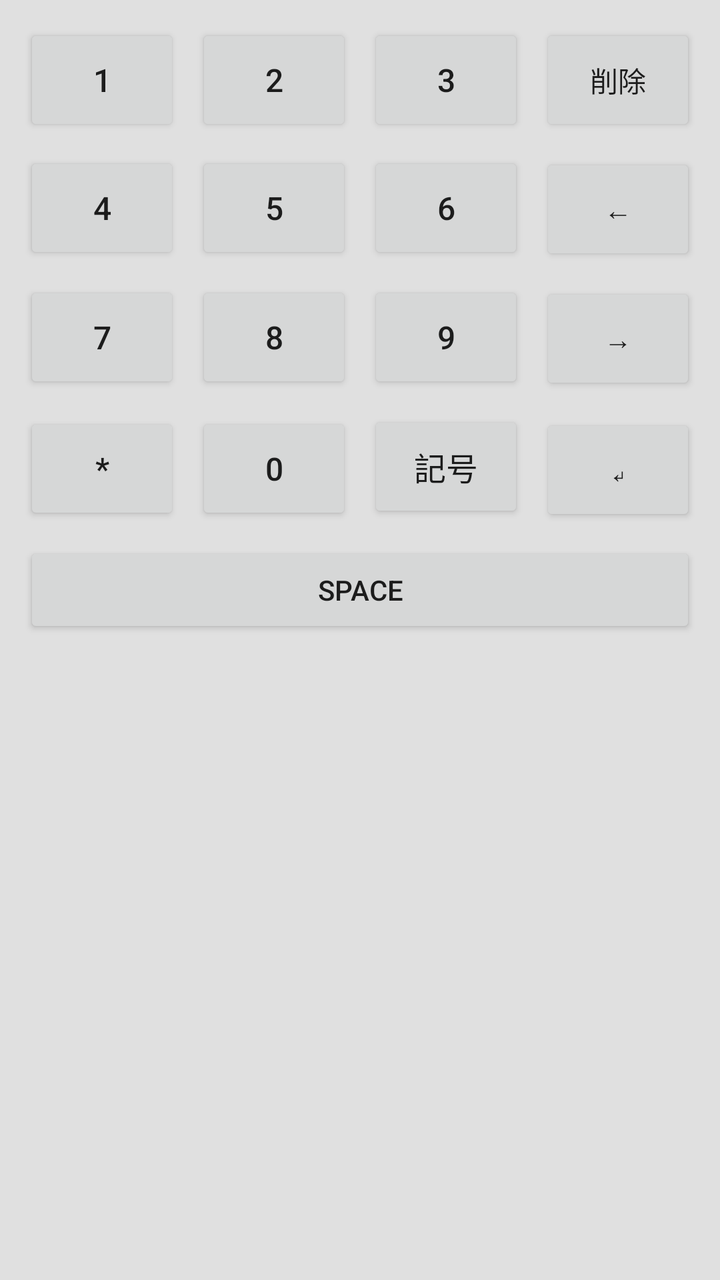
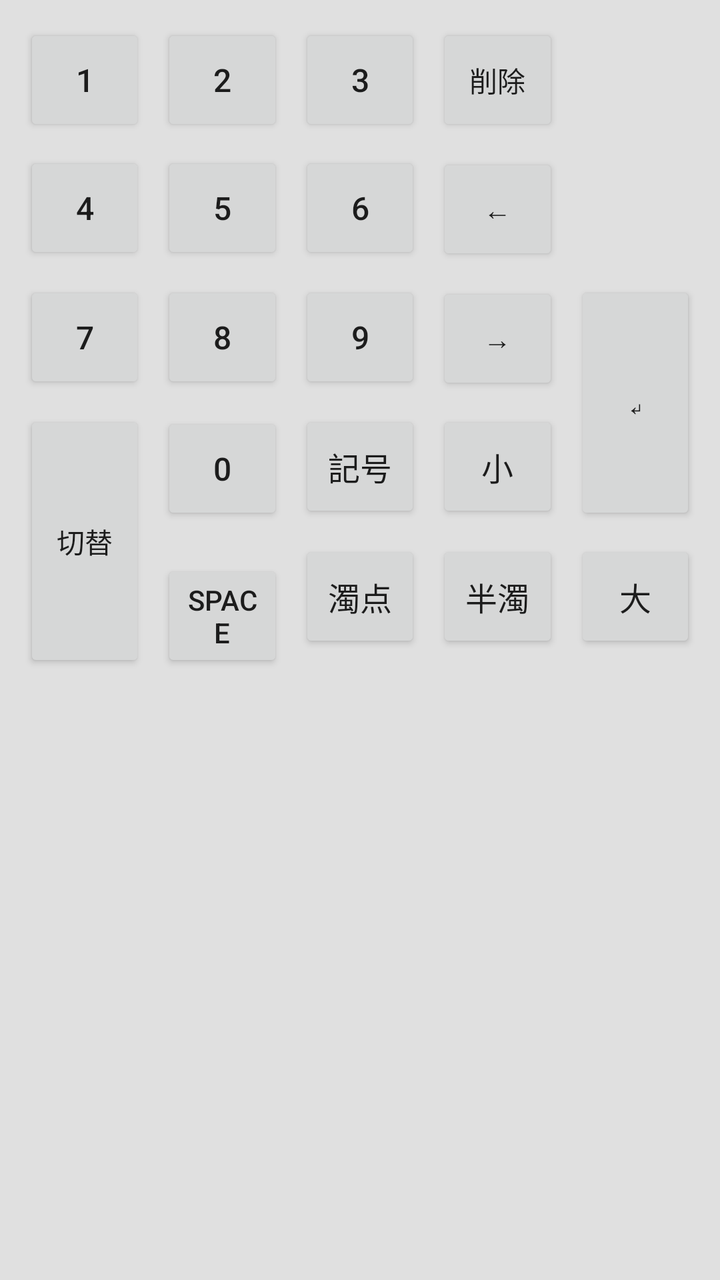

Compare the two renders of this Android layout. The source of the first and the diff that turns it into the second are given below.
<!-- AndroidManifest.xml: application theme Theme.TwoTouchKeyboard -->
<!-- res/layout/keyboard_view.xml -->
<?xml version="1.0" encoding="utf-8"?>
<LinearLayout xmlns:android="http://schemas.android.com/apk/res/android"
    android:layout_width="match_parent"
    android:layout_height="wrap_content"
    android:background="@color/keyboard_background"
    android:orientation="vertical"
    android:padding="8dp">

    <TextView
        android:id="@+id/conversion_hint"
        android:layout_width="match_parent"
        android:layout_height="wrap_content"
        android:layout_marginBottom="4dp"
        android:paddingHorizontal="8dp"
        android:textColor="@color/candidate_text"
        android:textSize="13sp"
        android:visibility="gone" />

    <HorizontalScrollView
        android:id="@+id/candidate_scroll"
        android:layout_width="match_parent"
        android:layout_height="48dp"
        android:layout_marginBottom="8dp"
        android:background="@color/candidate_bar_background"
        android:fillViewport="true"
        android:scrollbars="none"
        android:visibility="gone">

        <LinearLayout
            android:id="@+id/candidate_container"
            android:layout_width="wrap_content"
            android:layout_height="match_parent"
            android:gravity="center_vertical"
            android:orientation="horizontal" />

    </HorizontalScrollView>

    <ViewFlipper
        android:id="@+id/keyboard_flipper"
        android:layout_width="match_parent"
        android:layout_height="wrap_content"
        android:measureAllChildren="false">

        <GridLayout
            android:id="@+id/keyboard_grid"
            android:layout_width="match_parent"
            android:layout_height="wrap_content"
            android:columnCount="4"
            android:rowCount="5"
            android:useDefaultMargins="true">

            <Button
                android:id="@+id/key_1"
                style="@style/KeyboardKey"
                android:layout_column="0"
                android:layout_row="0"
                android:text="1" />

            <Button
                android:id="@+id/key_2"
                style="@style/KeyboardKey"
                android:layout_column="1"
                android:layout_row="0"
                android:text="2" />

            <Button
                android:id="@+id/key_3"
                style="@style/KeyboardKey"
                android:layout_column="2"
                android:layout_row="0"
                android:text="3" />

            <Button
                android:id="@+id/key_delete"
                style="@style/KeyboardFunctionKey"
                android:layout_column="3"
                android:layout_row="0"
                android:text="@string/key_delete" />

            <Button
                android:id="@+id/key_4"
                style="@style/KeyboardKey"
                android:layout_column="0"
                android:layout_row="1"
                android:text="4" />

            <Button
                android:id="@+id/key_5"
                style="@style/KeyboardKey"
                android:layout_column="1"
                android:layout_row="1"
                android:text="5" />

            <Button
                android:id="@+id/key_6"
                style="@style/KeyboardKey"
                android:layout_column="2"
                android:layout_row="1"
                android:text="6" />

            <Button
                android:id="@+id/key_cursor_left"
                style="@style/KeyboardFunctionKey"
                android:layout_column="3"
                android:layout_row="1"
                android:text="@string/key_cursor_left" />

            <Button
                android:id="@+id/key_7"
                style="@style/KeyboardKey"
                android:layout_column="0"
                android:layout_row="2"
                android:text="7" />

            <Button
                android:id="@+id/key_8"
                style="@style/KeyboardKey"
                android:layout_column="1"
                android:layout_row="2"
                android:text="8" />

            <Button
                android:id="@+id/key_9"
                style="@style/KeyboardKey"
                android:layout_column="2"
                android:layout_row="2"
                android:text="9" />

            <Button
                android:id="@+id/key_cursor_right"
                style="@style/KeyboardFunctionKey"
                android:layout_column="3"
                android:layout_row="2"
                android:text="@string/key_cursor_right" />

            <Button
                android:id="@+id/key_star"
                style="@style/KeyboardKey"
                android:layout_column="0"
                android:layout_row="3"
                android:text="*" />

            <Button
                android:id="@+id/key_0"
                style="@style/KeyboardKey"
                android:layout_column="1"
                android:layout_row="3"
                android:text="0" />

            <Button
                android:id="@+id/key_hash"
                style="@style/KeyboardKey"
                android:layout_column="2"
                android:layout_row="3"
                android:text="@string/key_symbols" />

            <Button
                android:id="@+id/key_enter"
                style="@style/KeyboardFunctionKey"
                android:layout_column="3"
                android:layout_row="3"
                android:text="@string/key_enter" />

            <Button
                android:id="@+id/key_space"
                style="@style/KeyboardSpaceKey"
                android:layout_column="0"
                android:layout_columnSpan="4"
                android:layout_row="4"
                android:text="@string/key_space" />

        </GridLayout>

        <include layout="@layout/keyboard_symbol_view" />

    </ViewFlipper>

</LinearLayout>
<!-- res/layout/keyboard_symbol_view.xml (included above) -->
<?xml version="1.0" encoding="utf-8"?>
<GridLayout xmlns:android="http://schemas.android.com/apk/res/android"
    android:id="@+id/symbol_keyboard_grid"
    android:layout_width="match_parent"
    android:layout_height="wrap_content"
    android:columnCount="4"
    android:rowCount="4"
    android:useDefaultMargins="true">

    <Button
        android:id="@+id/symbol_key_comma"
        style="@style/KeyboardKey"
        android:layout_column="0"
        android:layout_row="0"
        android:text="、" />

    <Button
        android:id="@+id/symbol_key_period"
        style="@style/KeyboardKey"
        android:layout_column="1"
        android:layout_row="0"
        android:text="。" />

    <Button
        android:id="@+id/symbol_key_exclamation"
        style="@style/KeyboardKey"
        android:layout_column="2"
        android:layout_row="0"
        android:text="！" />

    <Button
        android:id="@+id/symbol_key_question"
        style="@style/KeyboardKey"
        android:layout_column="3"
        android:layout_row="0"
        android:text="？" />

    <Button
        android:id="@+id/symbol_key_middle_dot"
        style="@style/KeyboardKey"
        android:layout_column="0"
        android:layout_row="1"
        android:text="・" />

    <Button
        android:id="@+id/symbol_key_at"
        style="@style/KeyboardKey"
        android:layout_column="1"
        android:layout_row="1"
        android:text="@" />

    <Button
        android:id="@+id/symbol_key_hash"
        style="@style/KeyboardKey"
        android:layout_column="2"
        android:layout_row="1"
        android:text="#" />

    <Button
        android:id="@+id/symbol_key_ampersand"
        style="@style/KeyboardKey"
        android:layout_column="3"
        android:layout_row="1"
        android:text="&amp;" />

    <Button
        android:id="@+id/symbol_key_asterisk"
        style="@style/KeyboardKey"
        android:layout_column="0"
        android:layout_row="2"
        android:text="*" />

    <Button
        android:id="@+id/symbol_key_hyphen"
        style="@style/KeyboardKey"
        android:layout_column="1"
        android:layout_row="2"
        android:text="-" />

    <Button
        android:id="@+id/symbol_key_underscore"
        style="@style/KeyboardKey"
        android:layout_column="2"
        android:layout_row="2"
        android:text="_" />

    <Button
        android:id="@+id/symbol_key_plus"
        style="@style/KeyboardKey"
        android:layout_column="3"
        android:layout_row="2"
        android:text="+" />

    <Button
        android:id="@+id/symbol_key_equals"
        style="@style/KeyboardKey"
        android:layout_column="0"
        android:layout_row="3"
        android:text="=" />

    <Button
        android:id="@+id/symbol_key_slash"
        style="@style/KeyboardKey"
        android:layout_column="1"
        android:layout_row="3"
        android:text="/" />

    <Button
        android:id="@+id/symbol_key_colon"
        style="@style/KeyboardKey"
        android:layout_column="2"
        android:layout_row="3"
        android:text=":" />

    <Button
        android:id="@+id/symbol_key_close"
        style="@style/KeyboardFunctionKey"
        android:layout_column="3"
        android:layout_row="3"
        android:text="@string/key_symbol_close" />

</GridLayout>
<!-- resources referenced by this layout -->
<resources>
  <color name="candidate_bar_background">#FFFFFF</color>
  <color name="candidate_text">#212121</color>
  <color name="keyboard_background">#E0E0E0</color>
  <string name="key_cursor_left">←</string>
  <string name="key_cursor_right">→</string>
  <string name="key_delete">削除</string>
  <string name="key_enter">↵</string>
  <string name="key_space">Space</string>
  <string name="key_symbol_close">閉じる</string>
  <string name="key_symbols">記号</string>
  <style name="KeyboardFunctionKey" parent="KeyboardKey">
          <item name="android:textSize">14sp</item>
      </style>
  <style name="KeyboardKey">
          <item name="android:layout_width">0dp</item>
          <item name="android:layout_height">56dp</item>
          <item name="android:layout_columnWeight">1</item>
          <item name="android:layout_gravity">fill_horizontal</item>
          <item name="android:textSize">16sp</item>
      </style>
  <style name="KeyboardSpaceKey" parent="KeyboardKey">
          <item name="android:layout_height">48dp</item>
          <item name="android:textSize">14sp</item>
      </style>
  <style name="Theme.TwoTouchKeyboard" parent="android:Theme.Material.Light.NoActionBar" />
</resources>

<!-- the commit's change to res/layout/keyboard_view.xml (unified diff, before → after) -->
@@ -45,7 +45,7 @@
             android:id="@+id/keyboard_grid"
             android:layout_width="match_parent"
             android:layout_height="wrap_content"
-            android:columnCount="4"
+            android:columnCount="5"
             android:rowCount="5"
             android:useDefaultMargins="true">
 
@@ -134,11 +134,20 @@
                 android:text="@string/key_cursor_right" />
 
             <Button
+                android:id="@+id/key_enter"
+                style="@style/KeyboardTallKey"
+                android:layout_column="4"
+                android:layout_row="2"
+                android:layout_rowSpan="2"
+                android:text="@string/key_enter" />
+
+            <Button
                 android:id="@+id/key_star"
-                style="@style/KeyboardKey"
+                style="@style/KeyboardTallKey"
                 android:layout_column="0"
                 android:layout_row="3"
-                android:text="*" />
+                android:layout_rowSpan="2"
+                android:text="@string/key_mode_switch" />
 
             <Button
                 android:id="@+id/key_0"
@@ -155,19 +164,39 @@
                 android:text="@string/key_symbols" />
 
             <Button
-                android:id="@+id/key_enter"
-                style="@style/KeyboardFunctionKey"
+                android:id="@+id/key_small_kana"
+                style="@style/KeyboardKey"
                 android:layout_column="3"
                 android:layout_row="3"
-                android:text="@string/key_enter" />
+                android:text="@string/key_small_kana" />
 
             <Button
                 android:id="@+id/key_space"
                 style="@style/KeyboardSpaceKey"
-                android:layout_column="0"
-                android:layout_columnSpan="4"
+                android:layout_column="1"
                 android:layout_row="4"
                 android:text="@string/key_space" />
+
+            <Button
+                android:id="@+id/key_dakuten"
+                style="@style/KeyboardKey"
+                android:layout_column="2"
+                android:layout_row="4"
+                android:text="@string/key_dakuten" />
+
+            <Button
+                android:id="@+id/key_handakuten"
+                style="@style/KeyboardKey"
+                android:layout_column="3"
+                android:layout_row="4"
+                android:text="@string/key_handakuten" />
+
+            <Button
+                android:id="@+id/key_uppercase_toggle"
+                style="@style/KeyboardKey"
+                android:layout_column="4"
+                android:layout_row="4"
+                android:text="@string/key_uppercase_toggle" />
 
         </GridLayout>
 
<!-- resource entries referenced after the edit -->
@@ -5,11 +5,16 @@
   <color name="keyboard_background">#E0E0E0</color>
   <string name="key_cursor_left">←</string>
   <string name="key_cursor_right">→</string>
+  <string name="key_dakuten">濁点</string>
   <string name="key_delete">削除</string>
   <string name="key_enter">↵</string>
+  <string name="key_handakuten">半濁</string>
+  <string name="key_mode_switch">切替</string>
+  <string name="key_small_kana">小</string>
   <string name="key_space">Space</string>
   <string name="key_symbol_close">閉じる</string>
   <string name="key_symbols">記号</string>
+  <string name="key_uppercase_toggle">大</string>
   <style name="KeyboardFunctionKey" parent="KeyboardKey">
           <item name="android:textSize">14sp</item>
       </style>
@@ -21,8 +26,12 @@
           <item name="android:textSize">16sp</item>
       </style>
   <style name="KeyboardSpaceKey" parent="KeyboardKey">
-          <item name="android:layout_height">48dp</item>
+          <item name="android:layout_height">56dp</item>
           <item name="android:textSize">14sp</item>
+      </style>
+  <style name="KeyboardTallKey" parent="KeyboardFunctionKey">
+          <item name="android:layout_height">118dp</item>
+          <item name="android:layout_gravity">fill</item>
       </style>
   <style name="Theme.TwoTouchKeyboard" parent="android:Theme.Material.Light.NoActionBar" />
 </resources>
